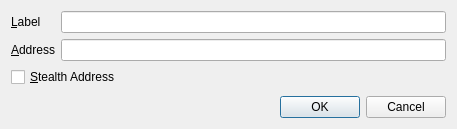
This is src/qt/forms/editaddressdialog.ui in metaspartan/denarius as Qt 5 draws it before an edit. The edited form follows.
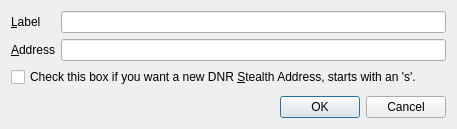
This is the edited form.

What changed in the file:
```diff
--- a/src/qt/forms/editaddressdialog.ui
+++ b/src/qt/forms/editaddressdialog.ui
@@ -56,7 +56,7 @@
      <item row="2" column="0" colspan="2">
       <widget class="QCheckBox" name="stealthCB">
        <property name="text">
-        <string>&amp;Stealth Address</string>
+        <string>Check this box if you want a new DNR &amp;Stealth Address, starts with an 's'.</string>
        </property>
       </widget>
      </item>
```
